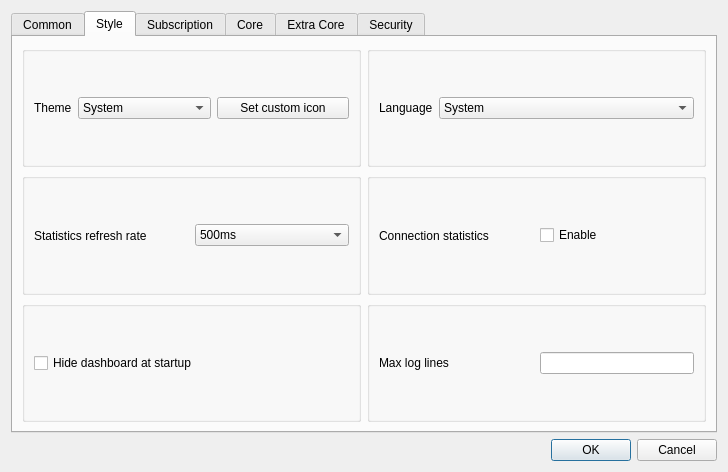
The window that ui/dialog_basic_settings.ui (kafeixiang/nekoray) describes before a commit, drawn with Qt 5.
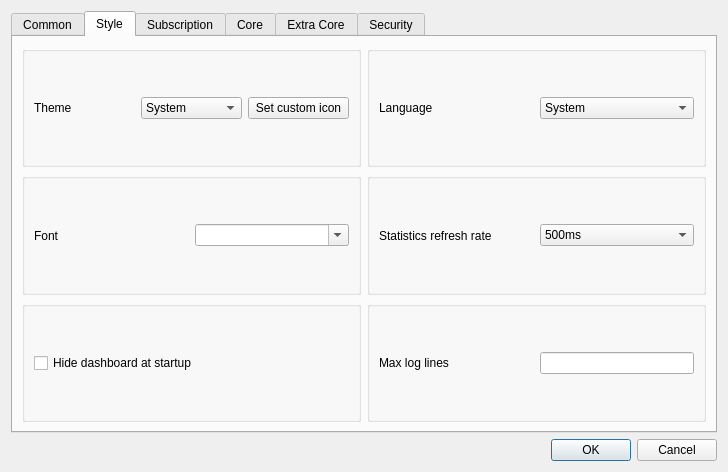
The same window after the commit. The open tabs and pages were chosen to show the change. Custom widgets are drawn as their Qt base class.

Commit message: feat: enable font customization

Diff of the .ui file:
```diff
--- a/ui/dialog_basic_settings.ui
+++ b/ui/dialog_basic_settings.ui
@@ -277,12 +277,6 @@
            <layout class="QHBoxLayout" name="horizontalLayout_4">
             <item>
              <widget class="QLabel" name="label_8">
-              <property name="sizePolicy">
-               <sizepolicy hsizetype="Maximum" vsizetype="Maximum">
-                <horstretch>0</horstretch>
-                <verstretch>0</verstretch>
-               </sizepolicy>
-              </property>
               <property name="text">
                <string>Theme</string>
               </property>
@@ -333,12 +327,6 @@
            <layout class="QHBoxLayout" name="horizontalLayout_7">
             <item>
              <widget class="QLabel" name="label_15">
-              <property name="sizePolicy">
-               <sizepolicy hsizetype="Maximum" vsizetype="Maximum">
-                <horstretch>0</horstretch>
-                <verstretch>0</verstretch>
-               </sizepolicy>
-              </property>
               <property name="text">
                <string notr="true">Language</string>
               </property>
@@ -380,6 +368,29 @@
        </item>
        <item row="2" column="0">
         <layout class="QHBoxLayout" name="style_h_2">
+         <item>
+          <widget class="QGroupBox" name="groupBox_3">
+           <property name="title">
+            <string/>
+           </property>
+           <layout class="QHBoxLayout" name="horizontalLayout_11">
+            <item>
+             <widget class="QLabel" name="label_2">
+              <property name="text">
+               <string>Font</string>
+              </property>
+             </widget>
+            </item>
+            <item>
+             <widget class="QComboBox" name="font">
+              <property name="editable">
+               <bool>true</bool>
+              </property>
+             </widget>
+            </item>
+           </layout>
+          </widget>
+         </item>
          <item>
           <widget class="QGroupBox" name="traffic_statistics_box">
            <layout class="QHBoxLayout" name="horizontalLayout_3">
@@ -427,26 +438,6 @@
            </layout>
           </widget>
          </item>
-         <item>
-          <widget class="QGroupBox" name="connection_statistics_box">
-           <layout class="QHBoxLayout" name="horizontalLayout_15">
-            <item>
-             <widget class="QLabel" name="label_9">
-              <property name="text">
-               <string>Connection statistics</string>
-              </property>
-             </widget>
-            </item>
-            <item>
-             <widget class="QCheckBox" name="connection_statistics">
-              <property name="text">
-               <string>Enable</string>
-              </property>
-             </widget>
-            </item>
-           </layout>
-          </widget>
-         </item>
         </layout>
        </item>
        <item row="3" column="0">
```
Left out of the diff: 6 changed lines with no effect on the pictures. The commit also changes 4 other files.
